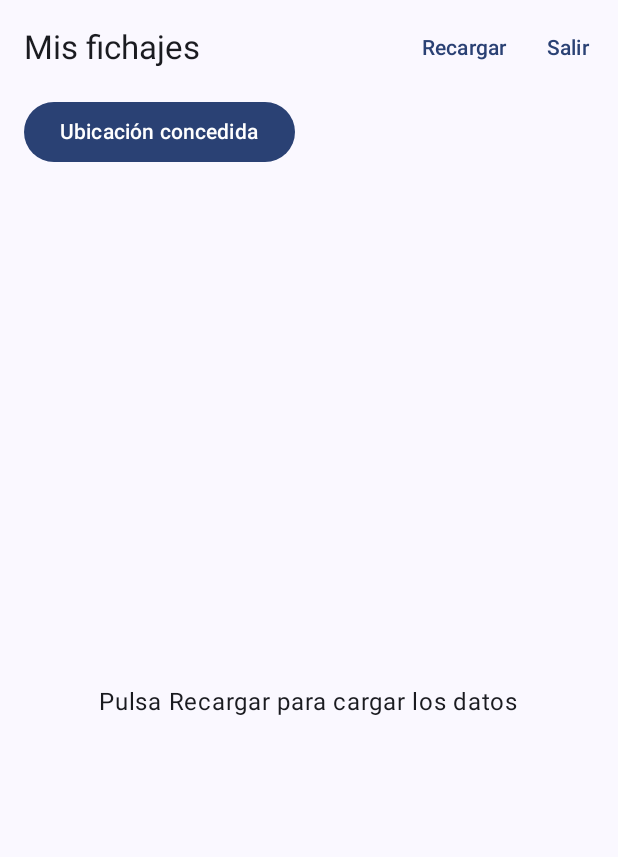
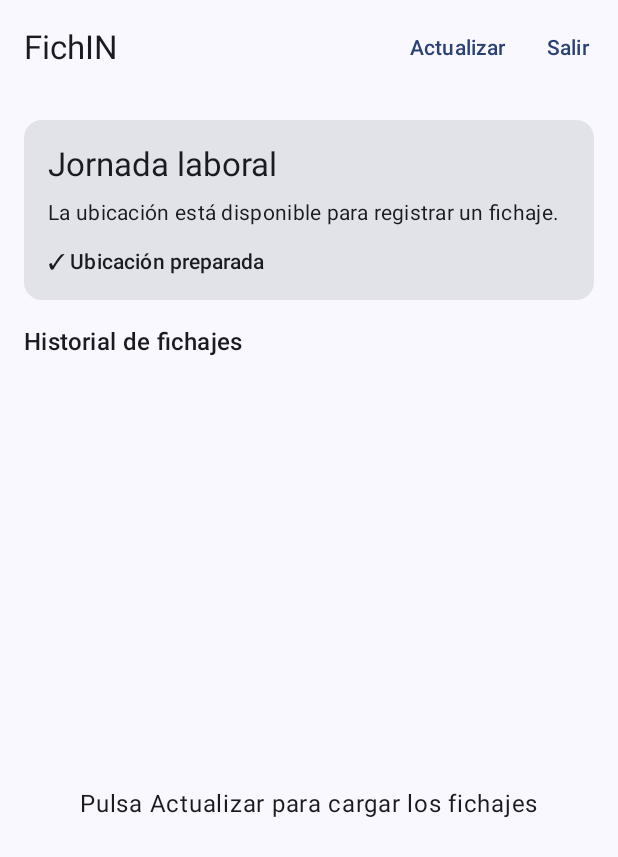
Before and after one commit to juliahdez/app-FichIN, an Android app built with Jetpack Compose: the PantallaLista screen opened through its navigation route, on a phone screen of 412 x 824 dp. Shown: the top 857 px of the screen. Run offline under Robolectric (Android 15) with nearby library versions, the phone set to English and light mode, and no system bars; our stand-ins replace Room's generated code.

Commit message:
Mejora interfaz inicial de FichIN

```diff
--- a/app/src/main/java/es/uma/fichin/ui/PantallaLista.kt
+++ b/app/src/main/java/es/uma/fichin/ui/PantallaLista.kt
@@ -50,15 +50,52 @@ fun PantallaLista(
     Scaffold(
         topBar = {
             TopAppBar(
-                title = { Text("Mis fichajes") },
+                title = { Text("FichIN") },
                 actions = {
-                    TextButton(onClick = onRecargar) { Text("Recargar") }
-                    TextButton(onClick = onSalir) { Text("Salir") }
+                    TextButton(onClick = onRecargar) {
+                        Text("Actualizar")
+                    }
+                    TextButton(onClick = onSalir) {
+                        Text("Salir")
+                    }
                 }
             )
         }
-    ) { relleno: PaddingValues ->
-        Column(modifier = Modifier.fillMaxSize().padding(relleno)) {
+    ) { relleno ->
+
+        Column(
+            modifier = Modifier
+                .fillMaxSize()
+                .padding(relleno)
+        ) {
+
+            // Estado de la jornada y preparación de ubicación
+            Card(
+                modifier = Modifier
+                    .fillMaxWidth()
+                    .padding(16.dp)
+            ) {
+                Column(
+                    modifier = Modifier.padding(16.dp)
+                ) {
+                    Text(
+                        "Jornada laboral",
+                        style = MaterialTheme.typography.titleLarge
+                    )
+
+                    Spacer(Modifier.height(8.dp))
+
+                    Text(
+                        if (concedido)
+                            "La ubicación está disponible para registrar un fichaje."
+                        else
+                            "Para registrar un fichaje será necesario permitir el acceso a la ubicación.",
+                        style = MaterialTheme.typography.bodyMedium
+                    )
+
+                    Spacer(Modifier.height(12.dp))
+
+                    if (!concedido) {
                         Button(
                             onClick = {
                                 lanzador.launch(
@@ -67,47 +104,79 @@ fun PantallaLista(
                                         Manifest.permission.ACCESS_COARSE_LOCATION
                                     )
                                 )
-                },
-                modifier = Modifier.padding(horizontal = 16.dp)
+                            }
                         ) {
-                Text(if (concedido) "Ubicación concedida" else "Conceder ubicación")
+                            Text("Activar ubicación")
                         }
-            if (!concedido) {
+                    } else {
                         Text(
-                    "Sin este permiso no se puede registrar la ubicación del fichaje. " +
-                            "El resto de la aplicación sigue funcionando.",
-                    modifier = Modifier.padding(horizontal = 16.dp),
-                    style = MaterialTheme.typography.bodySmall
+                            "✓ Ubicación preparada",
+                            style = MaterialTheme.typography.labelLarge
                         )
                     }
+                }
+            }
+
+            Text(
+                "Historial de fichajes",
+                style = MaterialTheme.typography.titleMedium,
+                modifier = Modifier.padding(
+                    start = 16.dp,
+                    end = 16.dp,
+                    bottom = 8.dp
+                )
+            )
+
             Box(
                 modifier = Modifier.fillMaxSize(),
                 contentAlignment = Alignment.Center
             ) {
                 when (estado) {
-                    is EstadoUi.Reposo -> Text("Pulsa Recargar para cargar los datos")
-                    is EstadoUi.Cargando -> CircularProgressIndicator()
-                    is EstadoUi.Error -> Text("No se han podido cargar los elementos")
-                    is EstadoUi.Exito -> LazyColumn(
-                        modifier = Modifier.fillMaxSize().padding(16.dp)
+
+                    is EstadoUi.Reposo ->
+                        Text("Pulsa Actualizar para cargar los fichajes")
+
+                    is EstadoUi.Cargando ->
+                        CircularProgressIndicator()
+
+                    is EstadoUi.Error ->
+                        Text("No se han podido cargar los fichajes")
+
+                    is EstadoUi.Exito ->
+                        LazyColumn(
+                            modifier = Modifier
+                                .fillMaxSize()
+                                .padding(horizontal = 16.dp)
                         ) {
-                        items(estado.datos) { elemento ->
+                            items(estado.datos) { fichaje ->
+
                                 Card(
-                                modifier = Modifier.fillMaxWidth().padding(vertical = 6.dp)
-                                    .clickable { onAbrir(elemento.id) }) {
-                                Column(Modifier.padding(16.dp)) {
+                                    modifier = Modifier
+                                        .fillMaxWidth()
+                                        .padding(vertical = 6.dp)
+                                        .clickable {
+                                            onAbrir(fichaje.id)
+                                        }
+                                ) {
+                                    Column(
+                                        modifier = Modifier.padding(16.dp)
+                                    ) {
                                         Text(
-                                        elemento.titulo,
+                                            fichaje.titulo,
                                             style = MaterialTheme.typography.titleMedium
                                         )
+
                                         Spacer(Modifier.height(4.dp))
+
                                         Text(
-                                        elemento.contenido,
+                                            fichaje.contenido,
                                             style = MaterialTheme.typography.bodyMedium
                                         )
-                                    Spacer(Modifier.height(4.dp))
+
+                                        Spacer(Modifier.height(6.dp))
+
                                         Text(
-                                        elemento.fecha,
+                                            fichaje.fecha,
                                             style = MaterialTheme.typography.labelSmall
                                         )
                                     }
@@ -117,5 +186,4 @@ fun PantallaLista(
                 }
             }
         }
-    }
-}
+    }}
--- a/app/src/main/java/es/uma/fichin/ui/PantallaLogin.kt
+++ b/app/src/main/java/es/uma/fichin/ui/PantallaLogin.kt
@@ -29,7 +29,25 @@ fun PantallaLogin(
         verticalArrangement = Arrangement.Center,
         horizontalAlignment = Alignment.CenterHorizontally
     ) {
-        Text("Acceso", style = MaterialTheme.typography.headlineMedium)
+        Text(
+            "FichIN",
+            style = MaterialTheme.typography.headlineLarge
+        )
+
+        Spacer(Modifier.height(4.dp))
+
+        Text(
+            "Control horario",
+            style = MaterialTheme.typography.titleMedium
+        )
+
+        Spacer(Modifier.height(8.dp))
+
+        Text(
+            "Accede para consultar y registrar tus fichajes.",
+            style = MaterialTheme.typography.bodyMedium
+        )
+
         Spacer(Modifier.height(24.dp))
 
         OutlinedTextField(
```
Also changed, not shown: app/src/main/java/es/uma/fichin/datos/Repositorio.kt (+12 -1 lines), app/src/main/java/es/uma/fichin/ui/PantallaDetalle.kt (+32 -5 lines). Lines whose indentation alone changed are shown as unchanged.
